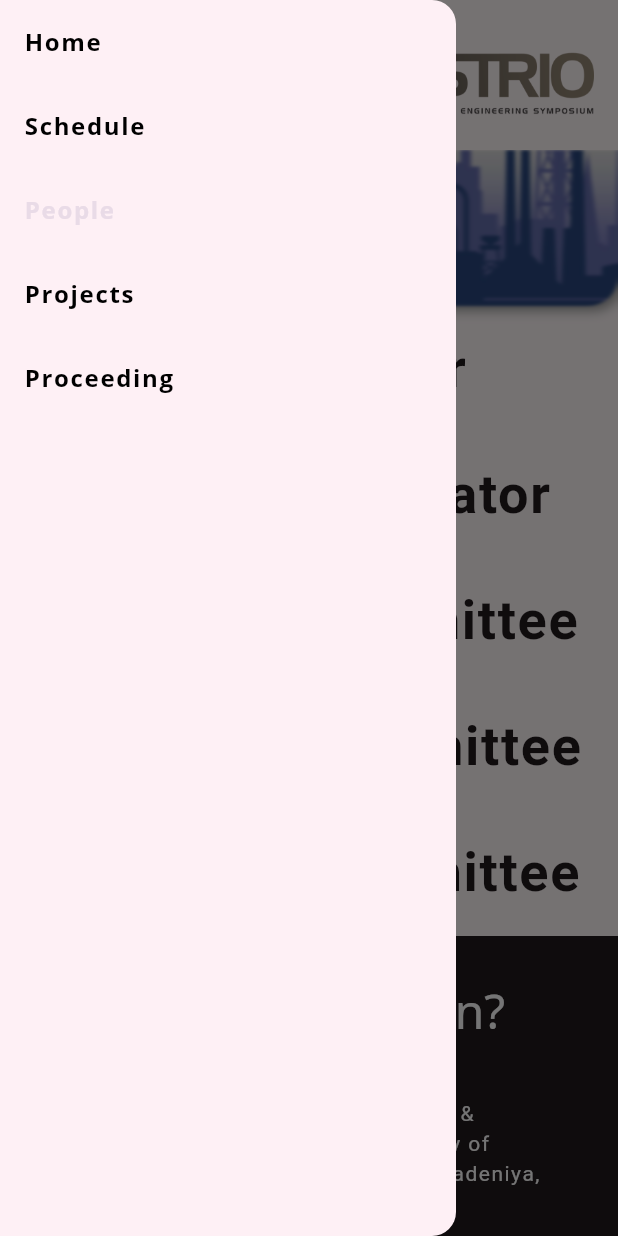
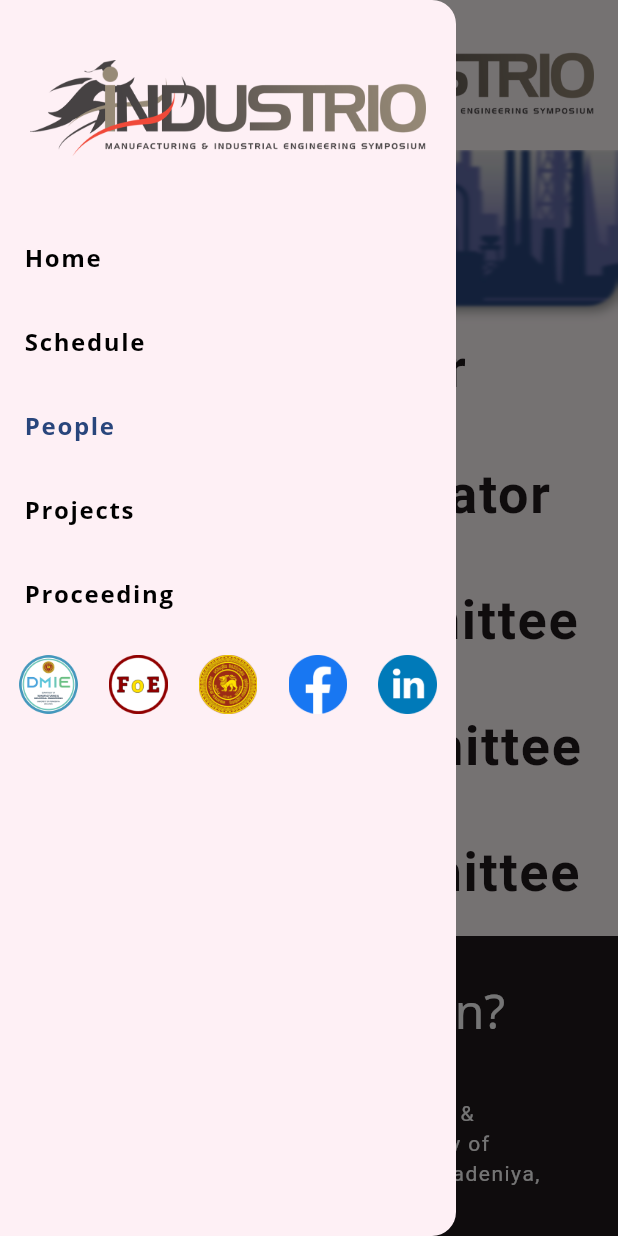
Before and after one commit to SakunthaMV/Industrio, a Flutter app: the CommonPage screen opened directly, with the side drawer open, on a phone screen of 412 x 824 dp. Run offline on Flutter 3.47's test engine with Material 2 defaults, Android fonts, the phone set to English and light mode, and no system bars; our stand-ins replace firebase_core, fluttertoast, google_fonts, timelines; missing offline and left inert: responsive_grid_list; accounts and stored records are empty.

Commit message:
change navigation drawer things

```diff
--- a/lib/pages/widgets/common_footer.dart
+++ b/lib/pages/widgets/common_footer.dart
@@ -59,7 +59,6 @@ class CommonFooter extends StatelessWidget {
           ),
           ResponsiveLayout(
             desktop: usefulLinks(context),
-            tablet: usefulLinks(context),
           ),
           ...List.generate(2, (index) {
             const List<String> footerData = [
--- a/lib/pages/widgets/nav_drawer.dart
+++ b/lib/pages/widgets/nav_drawer.dart
@@ -1,5 +1,6 @@
 import 'package:flutter/material.dart';
 import 'package:industrio_2023/constants.dart';
+import 'package:url_launcher/url_launcher.dart';
 
 class NavDrawer extends StatelessWidget {
   final String? page;
@@ -9,6 +10,17 @@ class NavDrawer extends StatelessWidget {
   Widget build(BuildContext context) {
     final ColorScheme colorScheme = Theme.of(context).colorScheme;
     return Drawer(
+      child: Column(
+        children: [
+          Padding(
+            padding: const EdgeInsets.symmetric(
+              horizontal: 20.0,
+              vertical: 40.0,
+            ),
+            child: Image.asset(logo),
+          ),
+          SizedBox(
+            height: 275.0,
             child: ListView.builder(
               itemCount: menuItems.length,
               itemBuilder: (context, index) {
@@ -18,22 +30,59 @@ class NavDrawer extends StatelessWidget {
                     style: Theme.of(context).textTheme.titleMedium?.copyWith(
                           fontWeight: FontWeight.bold,
                           letterSpacing: 1.1,
-                    color: (page ?? ModalRoute.of(context)?.settings.name) ==
+                          color:
+                              (page ?? ModalRoute.of(context)?.settings.name) ==
                                       menuItems[index]
-                        ? colorScheme.tertiary
+                                  ? colorScheme.secondary
                                   : colorScheme.primary,
                         ),
                   ),
-            hoverColor: Colors.grey[300],
+                  hoverColor: colorScheme.tertiary,
                   onTap: (page ?? ModalRoute.of(context)?.settings.name) !=
                           menuItems[index]
                       ? () {
-                    Navigator.pushReplacementNamed(context, menuItems[index]);
+                          Navigator.pushReplacementNamed(
+                              context, menuItems[index]);
                         }
                       : null,
                 );
               },
             ),
+          ),
+          usefulLinks(context),
+        ],
+      ),
+    );
+  }
+
+  void externalLink(url) async {
+    if (await canLaunchUrl(Uri.parse(url))) {
+      await launchUrl(Uri.parse(url));
+    } else {
+      toast('Something Went Wrong. Please Try Again');
+    }
+  }
+
+  Widget usefulLinks(BuildContext context) {
+    final ColorScheme colorScheme = Theme.of(context).colorScheme;
+    return Padding(
+      padding: const EdgeInsets.symmetric(vertical: 10.0),
+      child: Row(
+        mainAxisAlignment: MainAxisAlignment.spaceEvenly,
+        children: List.generate(linkDetails.length, (index) {
+          return SizedBox(
+            width: 55.0,
+            height: 55.0,
+            child: IconButton(
+              hoverColor: colorScheme.secondary.withOpacity(0.25),
+              icon: Image.asset(linkDetails[index][0]),
+              onPressed: () {
+                externalLink(linkDetails[index][1]);
+              },
+            ),
+          );
+        }),
+      ),
     );
   }
 }
```
Lines whose indentation alone changed are shown as unchanged.
